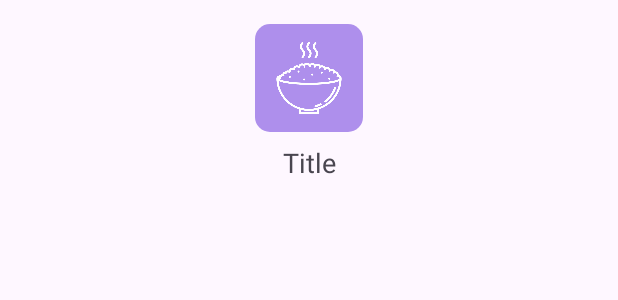
After one commit to AlloySensei/PUPMunchMapp, an Android app: the layout viewholder_category.xml on its own in the app's theme, with its tools: preview values and no code run, on a phone screen of 412 x 824 dp. The commit adds this screen. Shown: the top 300 px of the screen. Run offline under Robolectric (Android 15) with nearby library versions, the phone set to English and light mode, and no system bars; Roboto replaces fonts that are not available here.

Commit message:
Added Category Function

```diff
--- /dev/null
+++ b/app/src/main/res/drawable/cat_1_background.xml
@@ -0,0 +1,11 @@
+<?xml version="1.0" encoding="utf-8"?>
+
+<selector xmlns:android="http://schemas.android.com/apk/res/android">
+    <item>
+        <shape android:shape="rectangle">
+            <corners android:radius="10dp"/>
+            <solid android:color="#AE8FEC"/>
+        </shape>
+    </item>
+
+</selector>
--- a/app/src/main/res/layout/fragment_home.xml
+++ b/app/src/main/res/layout/fragment_home.xml
@@ -269,7 +269,7 @@
                     <androidx.constraintlayout.widget.ConstraintLayout
                         android:layout_width="match_parent"
                         android:layout_height="wrap_content"
-                        android:minHeight="300dp">
+                        android:minHeight="200dp">
 
                         <ProgressBar
                             android:id="@+id/progressCategory"
@@ -293,6 +293,7 @@
                             app:layout_constraintStart_toEndOf="parent"
                             app:layout_constraintStart_toStartOf="parent"
                             app:layout_constraintTop_toTopOf="parent"
+                            android:layout_marginBottom="20dp"
                             app:layout_constraintVertical_bias="0.0" />
                     </androidx.constraintlayout.widget.ConstraintLayout>
                 </LinearLayout>
--- /dev/null
+++ b/app/src/main/res/layout/viewholder_category.xml
@@ -0,0 +1,36 @@
+<?xml version="1.0" encoding="utf-8"?>
+<androidx.constraintlayout.widget.ConstraintLayout xmlns:android="http://schemas.android.com/apk/res/android"
+    xmlns:app="http://schemas.android.com/apk/res-auto"
+    xmlns:tools="http://schemas.android.com/tools"
+    android:layout_width="match_parent"
+    android:layout_height="wrap_content">
+
+    <LinearLayout
+        android:layout_width="match_parent"
+        android:layout_height="match_parent"
+        android:layout_marginTop="16dp"
+        android:orientation="vertical"
+        app:layout_constraintBottom_toBottomOf="parent"
+        app:layout_constraintEnd_toEndOf="parent"
+        app:layout_constraintStart_toStartOf="parent"
+        app:layout_constraintTop_toTopOf="parent">
+
+        <ImageView
+            android:id="@+id/imgCat"
+            android:layout_width="72dp"
+            android:layout_height="72dp"
+            android:padding="12dp"
+            android:layout_gravity="center"
+            app:srcCompat="@drawable/rice"
+            android:background="@drawable/cat_1_background"/>
+
+        <TextView
+            android:id="@+id/catNameTxt"
+            android:layout_width="match_parent"
+            android:layout_height="wrap_content"
+            android:layout_marginTop="8dp"
+            android:text="Title"
+            android:textAlignment="center"
+            android:textSize="18sp" />
+    </LinearLayout>
+</androidx.constraintlayout.widget.ConstraintLayout>
```
Also changed, not shown: app/src/main/java/com/example/ui_pupmunchmapp/Category.java (+13 -9 lines), app/src/main/java/com/example/ui_pupmunchmapp/CategoryAdapter.java (added, +95 -0 lines), app/src/main/java/com/example/ui_pupmunchmapp/HomeFragment.java (+35 -2 lines), app/src/main/res/drawable/cat_2_background.xml (added, +10 -0 lines), app/src/main/res/drawable/cat_3_background.xml (added, +11 -0 lines), app/src/main/res/drawable/cat_4_background.xml (added, +11 -0 lines), app/src/main/res/drawable/cat_5_background.xml (added, +11 -0 lines), app/src/main/res/drawable/cat_6_background.xml (added, +11 -0 lines), app/src/main/res/drawable/cat_7_background.xml (added, +11 -0 lines), app/src/main/res/drawable/cat_8_background.xml (added, +11 -0 lines), app/src/main/res/drawable/desserts.png (added), app/src/main/res/drawable/drinks.png (added), app/src/main/res/drawable/more.png (added), app/src/main/res/drawable/noodles.png (added), 3 more files.
